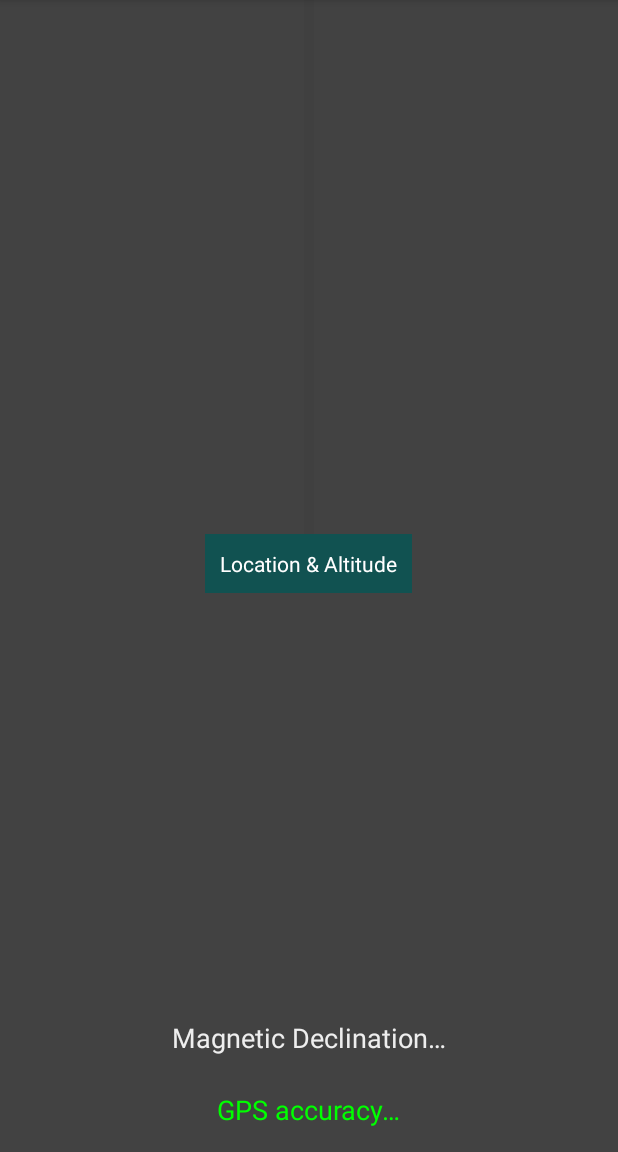
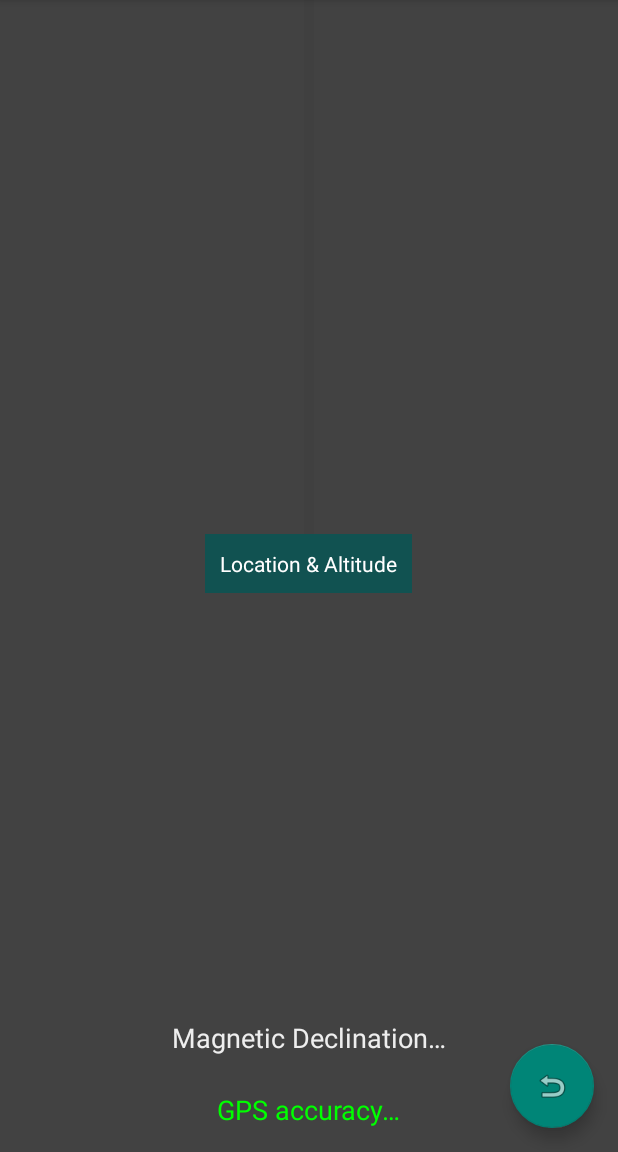
Before and after one commit to imigueldiaz/true-north-line, an Android app built with Jetpack Compose: the CustomCameraActivity screen opened directly, with no data from a screen before it, on a phone screen of 412 x 824 dp, the part 84-1236 px from its top. Run offline under Robolectric (Android 15) with nearby library versions, the phone set to English and light mode, and no system bars.

Commit message:
Add CodeQL workflow and update UI components and functions

```diff
--- a/app/src/main/java/org/imigueldiaz/northline/CustomCameraActivity.kt
+++ b/app/src/main/java/org/imigueldiaz/northline/CustomCameraActivity.kt
@@ -20,6 +20,7 @@ import android.view.TextureView
 import android.view.TextureView.SurfaceTextureListener
 import androidx.core.app.ActivityCompat
 import androidx.lifecycle.lifecycleScope
+import com.google.android.material.floatingactionbutton.FloatingActionButton
 import kotlinx.coroutines.Dispatchers
 import kotlinx.coroutines.launch
 import kotlinx.coroutines.withContext
@@ -60,6 +61,11 @@ class CustomCameraActivity : BaseActivity() {
             override fun onSurfaceTextureSizeChanged(surface: SurfaceTexture, width: Int, height: Int) {}
             override fun onSurfaceTextureDestroyed(surface: SurfaceTexture): Boolean = false
             override fun onSurfaceTextureUpdated(surface: SurfaceTexture) {}
+        }
+
+        val returnButton: FloatingActionButton = findViewById(R.id.returnButton)
+        returnButton.setOnClickListener {
+            finish() // Finish the current activity to return to MainActivity
         }
     }
 
--- a/app/src/main/res/layout/activity_custom_camera.xml
+++ b/app/src/main/res/layout/activity_custom_camera.xml
@@ -2,6 +2,7 @@
 <androidx.coordinatorlayout.widget.CoordinatorLayout xmlns:android="http://schemas.android.com/apk/res/android"
     android:layout_width="match_parent"
     android:layout_height="match_parent"
+    xmlns:app="http://schemas.android.com/apk/res-auto"
     android:background="@color/cardview_dark_background">
 
     <TextureView
@@ -49,5 +50,22 @@
         android:textColor="#eeeeee"
         android:textSize="18sp"
         android:padding="16dp"/>
+    <!-- Horizontal line for Polaris -->
+    <View
+        android:id="@+id/polarisLineView"
+        android:layout_width="match_parent"
+        android:layout_height="2dp"
+        android:layout_gravity="center"
+        android:background="@android:color/holo_blue_light"
+        android:visibility="gone" />
+
+    <com.google.android.material.floatingactionbutton.FloatingActionButton
+        android:id="@+id/returnButton"
+        android:layout_width="wrap_content"
+        android:layout_height="wrap_content"
+        android:layout_gravity="bottom|end"
+        android:layout_margin="16dp"
+        android:contentDescription="@string/RETURN"
+        app:srcCompat="@android:drawable/ic_menu_revert" />
 
 </androidx.coordinatorlayout.widget.CoordinatorLayout>
--- a/app/src/main/res/values/strings.xml
+++ b/app/src/main/res/values/strings.xml
@@ -5,4 +5,6 @@
     <string name="GPS_ACCURACY">GPS accuracy: %.2f</string>
     <string name="GPS_ACCURACY_UNKNOWN">GPS accuracy…</string>
     <string name="LOCATION_ALTITUDE">Location &amp; Altitude</string>
+    <string name="RETURN">Return</string>
+    <string name="USE_CAMERA">Use the camera</string>
 </resources>
```
Also changed, not shown: app/src/main/java/org/imigueldiaz/northline/BaseActivity.kt (+52 -16 lines), app/src/main/res/layout/activity_main.xml (+9 -2 lines), 1 other file.
